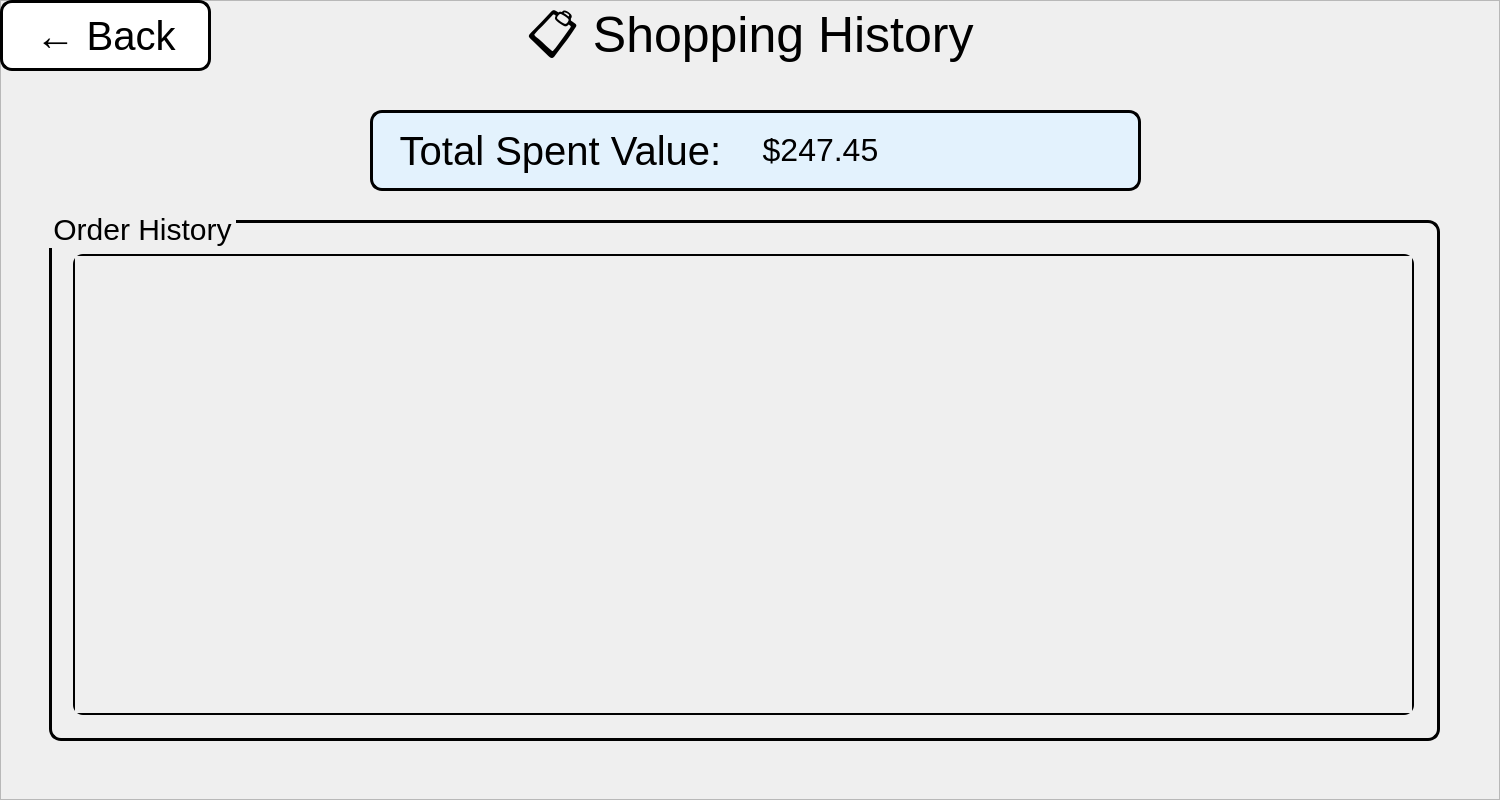
The window that BookClubProject/Users/shoppinghistorywindow.ui (mohammadshirizadeh-sudo/book-club) describes before a commit, drawn with Qt 5.
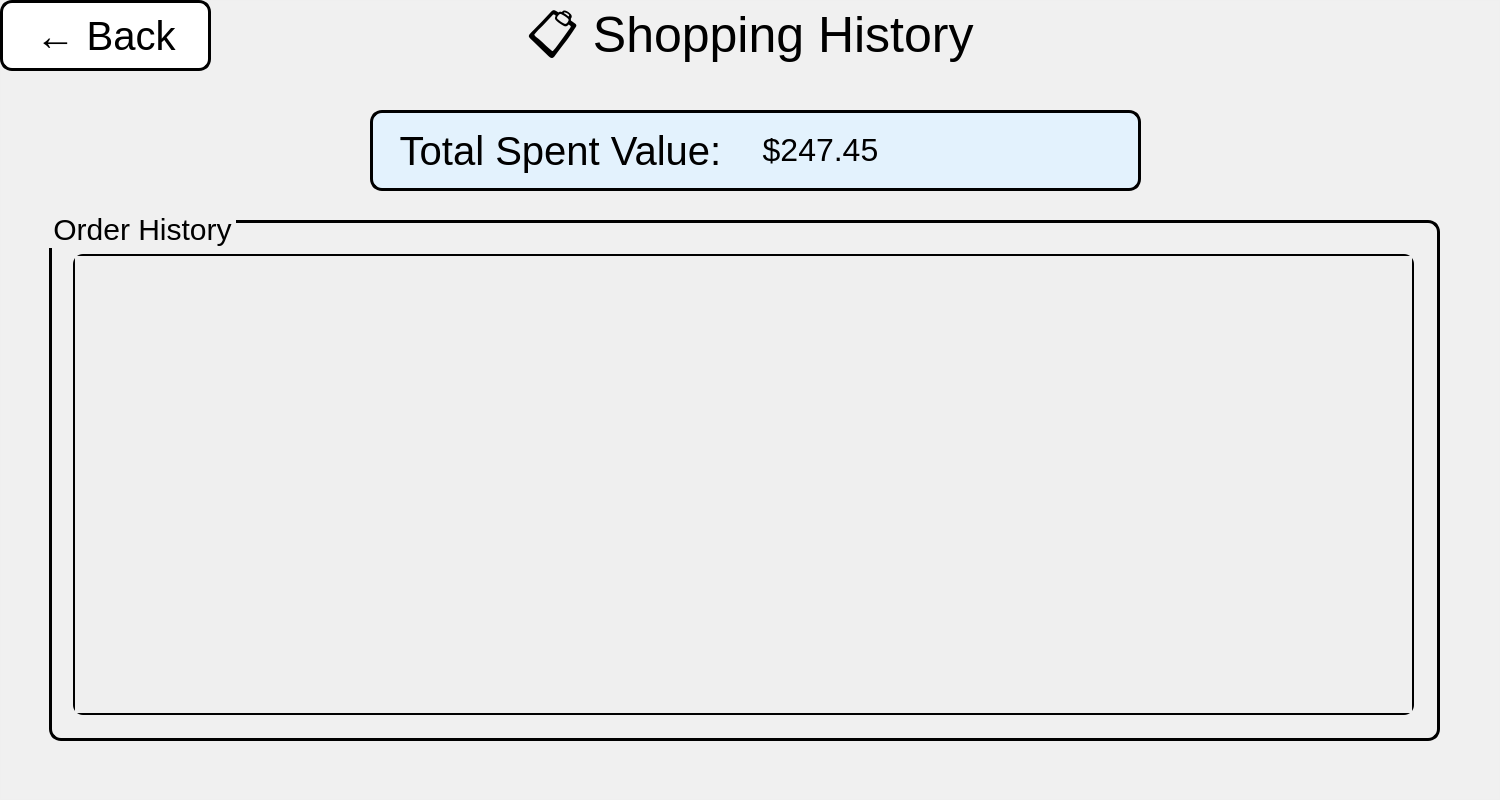
The same window after the commit. Icons and pictures are not drawn.

Diff of the .ui file:
```diff
--- a/BookClubProject/Users/shoppinghistorywindow.ui
+++ b/BookClubProject/Users/shoppinghistorywindow.ui
@@ -27,7 +27,9 @@
      </rect>
     </property>
     <property name="styleSheet">
-     <string notr="true"/>
+     <string notr="true">QFrame {
+    background-color: rgba(255,255,255,10);
+}</string>
     </property>
     <property name="frameShape">
      <enum>QFrame::Shape::StyledPanel</enum>
```
